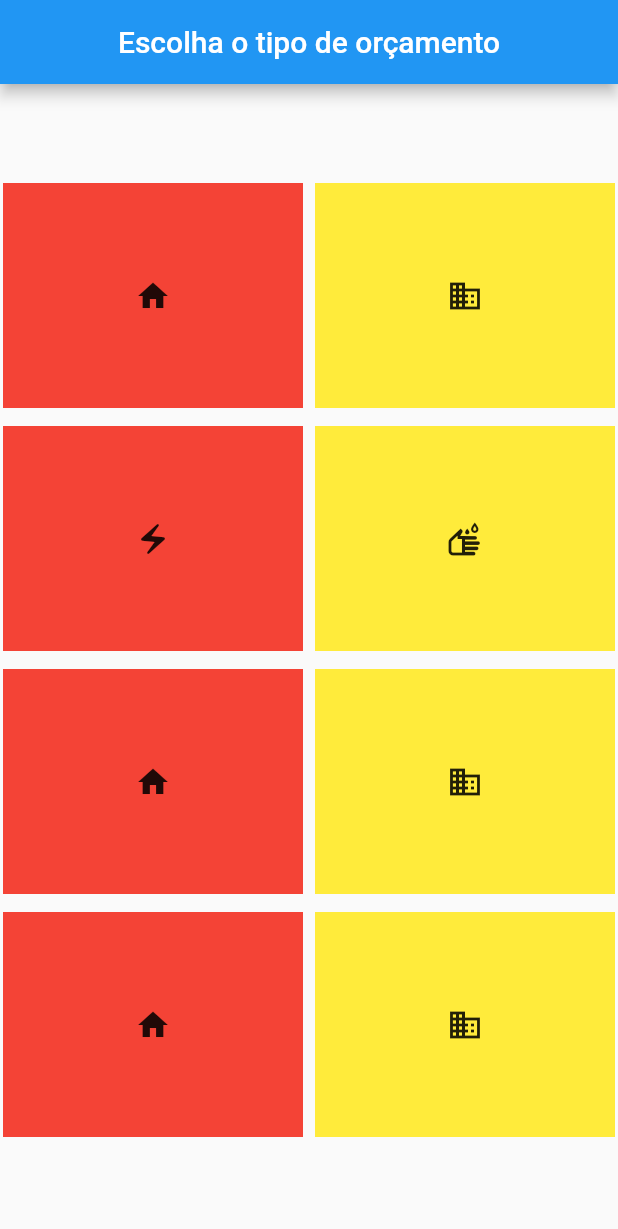
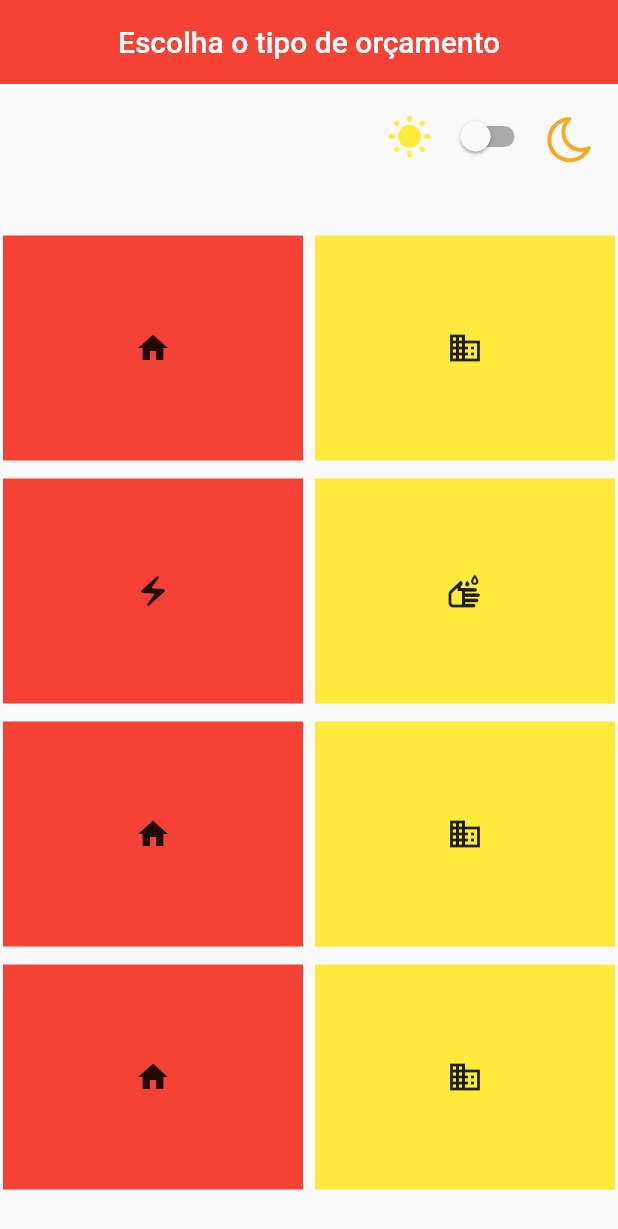
Before and after one commit to RodrigoBrunet/Obras, a Flutter app: the screen it shows after launch, on a phone screen of 412 x 824 dp. Shown: the top 1229 px of the screen. Run offline on Flutter 3.47's test engine with Material 2 defaults, Android fonts, the phone set to English and light mode, and no system bars; our stand-ins replace shared_preferences.

Commit message:
mudando thema do app

```diff
--- /dev/null
+++ b/lib/controllers/theme_color_controller.dart
@@ -0,0 +1,17 @@
+import 'package:flutter/widgets.dart';
+import 'package:orcamentos_obras/services/prefs.dart';
+
+class ThemeColorController with ChangeNotifier {
+  Prefs darkThemePreference = Prefs();
+
+  bool _darkTheme = false;
+
+  bool get darkTheme => _darkTheme;
+
+  set darkTheme(bool value) {
+    _darkTheme = value;
+    darkThemePreference.setDarkTheme(value);
+
+    notifyListeners();
+  }
+}
--- a/lib/main.dart
+++ b/lib/main.dart
@@ -1,21 +1,50 @@
 import 'package:flutter/material.dart';
+import 'package:orcamentos_obras/controllers/theme_color_controller.dart';
 import 'package:orcamentos_obras/pages/home_page.dart';
+import 'package:orcamentos_obras/utilitys/color_theme.dart';
+import 'package:provider/provider.dart';
 
 void main() {
   runApp(const MyApp());
 }
 
-class MyApp extends StatelessWidget {
+ThemeColorController themeColorController = ThemeColorController();
+
+class MyApp extends StatefulWidget {
   const MyApp({super.key});
 
   @override
+  State<MyApp> createState() => _MyAppState();
+}
+
+class _MyAppState extends State<MyApp> {
+  @override
+  void initState() {
+    super.initState();
+    getBoolValueTheme();
+  }
+
+  void getBoolValueTheme() async {
+    themeColorController.darkTheme =
+        await themeColorController.darkThemePreference.getTheme();
+  }
+
+  @override
   Widget build(BuildContext context) {
-    return MaterialApp(
-      title: 'Flutter Demo',
-      theme: ThemeData(
-        primarySwatch: Colors.blue,
+    return ChangeNotifierProvider(
+      create: (_) {
+        return themeColorController;
+      },
+      child: Consumer<ThemeColorController>(
+        builder: (BuildContext context, value, Widget? child) {
+          return MaterialApp(
+            debugShowCheckedModeBanner: false,
+            theme:
+                ColorTheme.themeData(themeColorController.darkTheme, context),
+            home: const HomePage(),
+          );
+        },
       ),
-      home: const HomePage(),
     );
   }
 }
--- a/lib/pages/home_page.dart
+++ b/lib/pages/home_page.dart
@@ -1,5 +1,5 @@
 import 'package:flutter/material.dart';
-import 'package:orcamentos_obras/widgets/card_home.dart';
+import 'package:orcamentos_obras/widgets/card_home_widget.dart';
 
 class HomePage extends StatefulWidget {
   const HomePage({super.key});
@@ -9,6 +9,7 @@ class HomePage extends StatefulWidget {
 }
 
 class _HomePageState extends State<HomePage> {
+  bool valueOn = false;
   @override
   Widget build(BuildContext context) {
     return Scaffold(
@@ -16,7 +17,7 @@ class _HomePageState extends State<HomePage> {
         title: const Text('Escolha o tipo de orçamento'),
         centerTitle: true,
       ),
-      body: const CardHome(),
+      body: const CardHomeWidget(),
     );
   }
 }
--- a/lib/services/prefs.dart
+++ b/lib/services/prefs.dart
@@ -1,13 +1,15 @@
 import 'package:shared_preferences/shared_preferences.dart';
 
 class Prefs {
-  static setBool() async {
+  static const THEME_STATUS = 'THEMESTATUS';
+
+  setDarkTheme(bool value) async {
     SharedPreferences prefs = await SharedPreferences.getInstance();
-    await prefs.setBool('themeDark', true);
+    await prefs.setBool('THEMESTATUS', value);
   }
 
-  static getBool() async {
+  Future<bool> getTheme() async {
     SharedPreferences prefs = await SharedPreferences.getInstance();
-    prefs.getBool('themeDark');
+    return prefs.getBool('THEMESTATUS') ?? false;
   }
 }
--- a/lib/utilitys/color_theme.dart
+++ b/lib/utilitys/color_theme.dart
@@ -1,18 +1,31 @@
 import 'package:flutter/material.dart';
 
 class ColorTheme {
-  static ThemeData lightTheme = ThemeData(
-    scaffoldBackgroundColor: Colors.white,
-    colorScheme: const ColorScheme.light(),
-    appBarTheme: const AppBarTheme(
-      backgroundColor: Colors.blue,
-    ),
-  );
-  static ThemeData darkTheme = ThemeData(
-    scaffoldBackgroundColor: Colors.black,
-    colorScheme: const ColorScheme.dark(),
-    appBarTheme: const AppBarTheme(
-      backgroundColor: Colors.black,
-    ),
-  );
+  static ThemeData themeData(bool isDarkTheme, BuildContext context) {
+    return ThemeData(
+      primaryColor: isDarkTheme ? Colors.black : Colors.white,
+      indicatorColor:
+          isDarkTheme ? const Color(0xff0E1D36) : const Color(0xffCBDCF8),
+      hintColor:
+          isDarkTheme ? const Color(0xff280C0B) : const Color(0xffEECED3),
+      highlightColor:
+          isDarkTheme ? const Color(0xff372901) : const Color(0xffFCE192),
+      hoverColor:
+          isDarkTheme ? const Color(0xff3A3A3B) : const Color(0xff4285F4),
+      focusColor:
+          isDarkTheme ? const Color(0xff0B2512) : const Color(0xffA8DAB5),
+      disabledColor: Colors.grey,
+      cardColor: isDarkTheme ? const Color(0xFF151515) : Colors.white,
+      canvasColor: isDarkTheme ? Colors.black : Colors.grey[50],
+      buttonTheme: Theme.of(context).buttonTheme.copyWith(
+          colorScheme: isDarkTheme
+              ? const ColorScheme.dark()
+              : const ColorScheme.light()),
+      appBarTheme: const AppBarTheme(
+        elevation: 0.0,
+      ),
+      colorScheme: ColorScheme.fromSwatch(primarySwatch: Colors.red).copyWith(
+          background: isDarkTheme ? Colors.black : const Color(0xffF1F5FB)),
+    );
+  }
 }
--- a/lib/widgets/card_home.dart
+++ b/lib/widgets/card_home_widget.dart
@@ -1,18 +1,22 @@
 import 'package:flutter/material.dart';
+import 'package:orcamentos_obras/widgets/switch_theme_app_widget.dart';
 
-class CardHome extends StatefulWidget {
-  const CardHome({super.key});
+class CardHomeWidget extends StatefulWidget {
+  const CardHomeWidget({super.key});
 
   @override
-  State<CardHome> createState() => _CardHomeState();
+  State<CardHomeWidget> createState() => _CardHomeStateWidget();
 }
 
-class _CardHomeState extends State<CardHome> {
+class _CardHomeStateWidget extends State<CardHomeWidget> {
   @override
   Widget build(BuildContext context) {
     return Column(
-      mainAxisAlignment: MainAxisAlignment.center,
       children: [
+        const SwitchThemeAppWidget(),
+        const Spacer(
+          flex: 1,
+        ),
         Row(
           mainAxisAlignment: MainAxisAlignment.center,
           children: [
@@ -126,6 +130,9 @@ class _CardHomeState extends State<CardHome> {
             ),
           ],
         ),
+        const Spacer(
+          flex: 1,
+        ),
       ],
     );
   }
--- /dev/null
+++ b/lib/widgets/switch_theme_app_widget.dart
@@ -0,0 +1,53 @@
+import 'package:flutter/material.dart';
+import 'package:orcamentos_obras/const/icons/icons_package_change_theme.dart';
+import 'package:orcamentos_obras/controllers/theme_color_controller.dart';
+import 'package:provider/provider.dart';
+
+class SwitchThemeAppWidget extends StatefulWidget {
+  const SwitchThemeAppWidget({super.key});
+
+  @override
+  State<SwitchThemeAppWidget> createState() => _SwitchThemeStateAppWidget();
+}
+
+class _SwitchThemeStateAppWidget extends State<SwitchThemeAppWidget> {
+  @override
+  Widget build(BuildContext context) {
+    final themeChange = Provider.of<ThemeColorController>(context);
+    return Container(
+      padding: const EdgeInsets.symmetric(horizontal: 8),
+      alignment: Alignment.center,
+      height: 70,
+      width: double.infinity,
+      child: Row(
+        children: [
+          const Spacer(
+            flex: 1,
+          ),
+          IconButton(
+            onPressed: () {},
+            icon: const Icon(
+              IconsTheme.wb_sunny,
+              color: Colors.yellow,
+              size: 30.0,
+            ),
+          ),
+          Switch(
+            value: themeChange.darkTheme,
+            onChanged: (value) {
+              themeChange.darkTheme = value;
+            },
+          ),
+          IconButton(
+            onPressed: () {},
+            icon: Icon(
+              IconsTheme.moon,
+              color: Colors.yellow.shade800,
+              size: 35.0,
+            ),
+          ),
+        ],
+      ),
+    );
+  }
+}
--- a/pubspec.yaml
+++ b/pubspec.yaml
@@ -14,6 +14,7 @@ dependencies:
 
   cupertino_icons: ^1.0.2
   shared_preferences: ^2.1.0
+  provider: ^6.0.5
 
 dev_dependencies:
   flutter_test:
```
